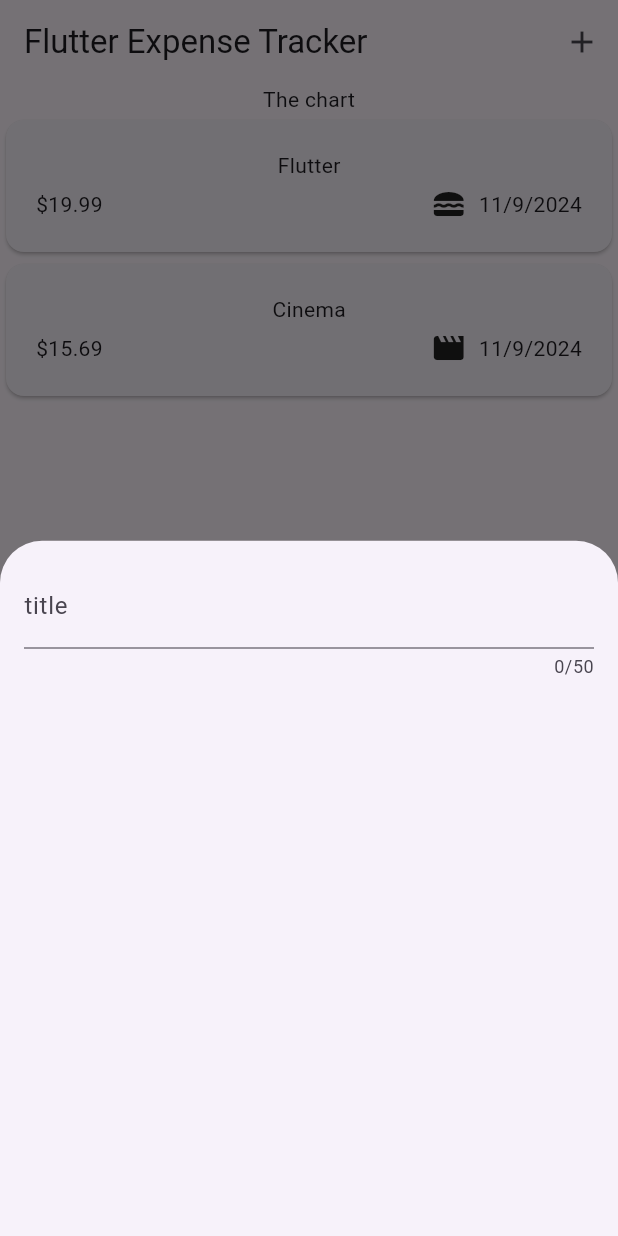
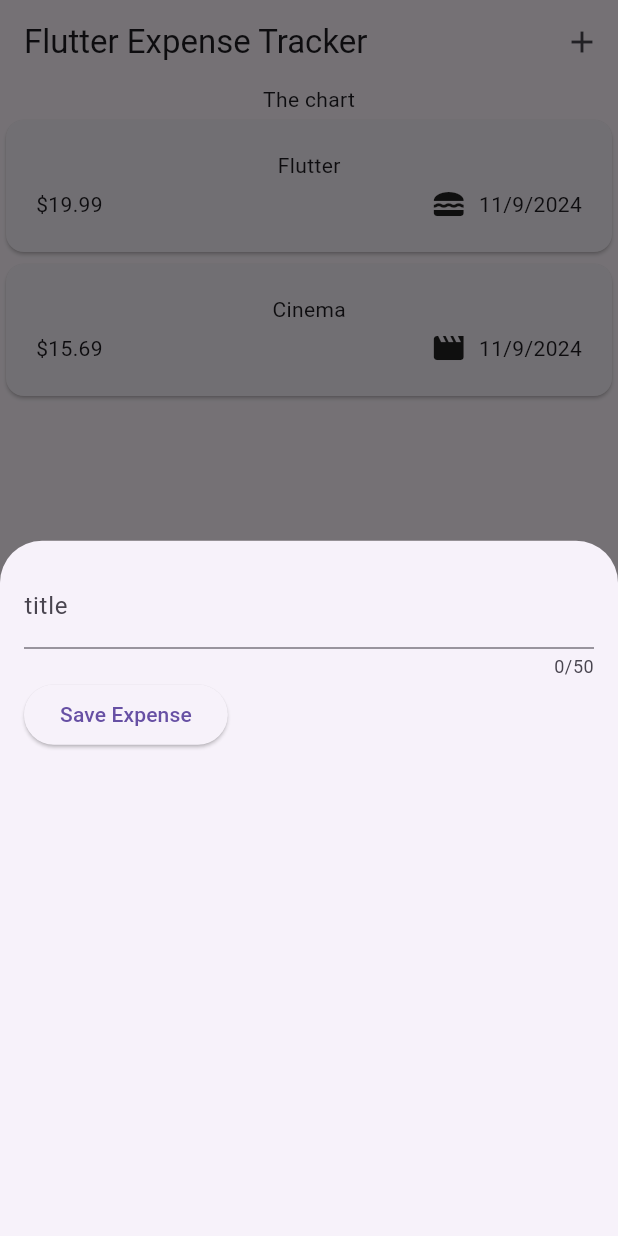
Before and after one commit to figboy9/flutter_expense_tracker, a Flutter app: the screen it shows after launch, after a tap on the "add" icon, on a phone screen of 412 x 824 dp. Run offline on Flutter 3.47's test engine with Material 3 defaults, Android fonts, the phone set to English and light mode, and no system bars.

Commit message:
add save expense button

```diff
--- a/lib/new_expense.dart
+++ b/lib/new_expense.dart
@@ -10,17 +10,33 @@ class NewExpense extends StatefulWidget {
 }
 
 class _NewExpenseState extends State<NewExpense> {
+  var _enteredTitle = '';
+  void _saveTitleInput(String inputValue) {
+    _enteredTitle = inputValue;
+  }
+
   @override
   Widget build(BuildContext context) {
-    return const Padding(
-      padding: EdgeInsets.all(16),
+    return Padding(
+      padding: const EdgeInsets.all(16),
       child: Column(
         children: [
           TextField(
+            onChanged: _saveTitleInput,
             maxLength: 50,
-            decoration: InputDecoration(
+            decoration: const InputDecoration(
               label: Text('title'),
             ),
+          ),
+          Row(
+            children: [
+              ElevatedButton(
+                onPressed: () {
+                  print(_enteredTitle);
+                },
+                child: Text('Save Expense'),
+              )
+            ],
           )
         ],
       ),
```
